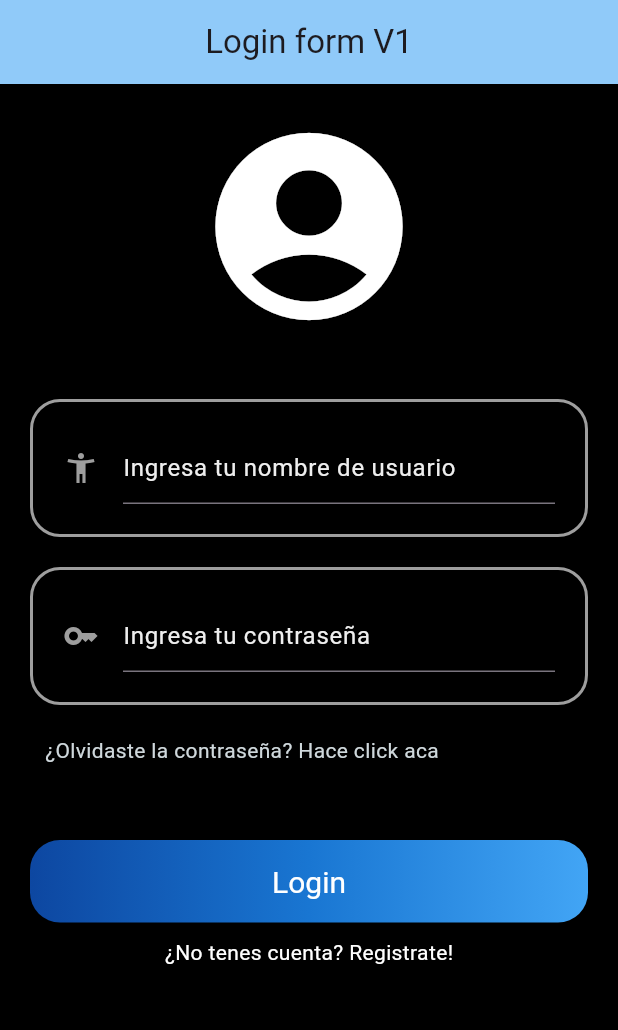
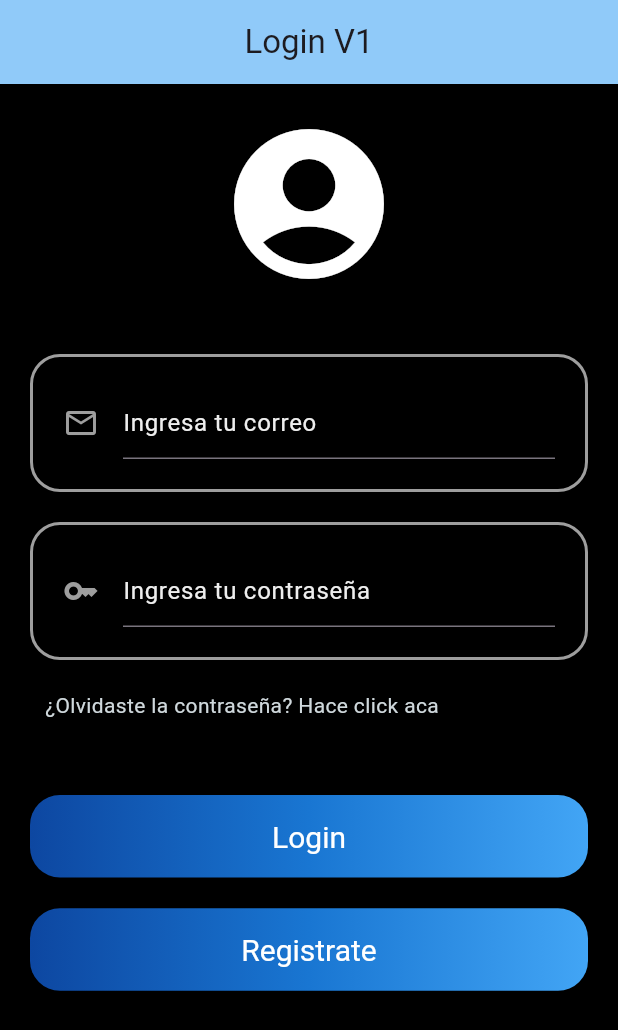
Before and after one commit to lautaro2034/tp3, a Flutter app: the screen it shows after launch, on a phone screen of 412 x 824 dp. Shown: the top 1030 px of the screen. Run offline on Flutter 3.47's test engine with Material 3 defaults, Android fonts, the phone set to English and light mode, and no system bars; our stand-ins replace firebase_core, go_router, google_nav_bar, table_calendar; missing offline and left inert: booking_calendar; accounts and stored records are empty.

Commit message:
firebase_ok

```diff
--- a/lib/main.dart
+++ b/lib/main.dart
@@ -3,7 +3,6 @@ import 'package:flutter/material.dart';
 import 'package:intl/date_symbol_data_local.dart';
 import 'package:intl/intl.dart';
 import 'package:firebase_core/firebase_core.dart';
-import 'package:firebase_auth/firebase_auth.dart';
 import 'firebase_options.dart';
 
 // ...
@@ -12,10 +11,10 @@ Future<void> main() async {
   Intl.defaultLocale = 'es_ES';
   initializeDateFormatting("es_ES");
 
+  WidgetsFlutterBinding.ensureInitialized();
   await Firebase.initializeApp(
     options: DefaultFirebaseOptions.currentPlatform,
   );
-
   runApp(const MainApp());
 }
 
--- a/lib/presentations/screens/login.dart
+++ b/lib/presentations/screens/login.dart
@@ -1,4 +1,5 @@
 import 'package:app_de_estacionamiento/presentations/screens/home.dart';
+import 'package:app_de_estacionamiento/presentations/screens/registracion.dart';
 import 'package:app_de_estacionamiento/presentations/widgets/input_text_login.dart';
 import 'package:flutter/material.dart';
 import 'package:go_router/go_router.dart';
@@ -19,15 +20,15 @@ class Login extends StatelessWidget {
             const Icon(
               Icons.account_circle_rounded,
               color: Colors.white,
-              size: 150,
+              size: 120,
             ),
 
             const SizedBox(height: 40),
 
-            //USERNAME
+            //EMAIL
             const InputTextLogin(
-                hintText: 'Ingresa tu nombre de usuario',
-                icon: Icon(Icons.accessibility_new_sharp)),
+                hintText: 'Ingresa tu correo',
+                icon: Icon(Icons.email_outlined)),
 
             //PASSWORD
             const InputTextLogin(
@@ -65,13 +66,37 @@ class Login extends StatelessWidget {
                   child: const Text('Login')),
             ),
 
-            Container(
+            SizedBox(
+              height: 20.5,
+            ),
+
+            /*Container(
               margin: const EdgeInsets.only(top: 10),
               alignment: Alignment.center,
               child: const Text('¿No tenes cuenta? Registrate!',
                   style: TextStyle(
                     color: Colors.white,
                   )),
+            ),*/
+
+            Container(
+              decoration: BoxDecoration(
+                  borderRadius: BorderRadius.circular(20),
+                  gradient: const LinearGradient(colors: <Color>[
+                    Color(0xFF0D47A1),
+                    Color(0xFF1976D2),
+                    Color(0xFF42A5F5),
+                  ])),
+              child: TextButton(
+                  style: TextButton.styleFrom(
+                    foregroundColor: Colors.white,
+                    padding: const EdgeInsets.all(16.0),
+                    textStyle: const TextStyle(fontSize: 20),
+                  ),
+                  onPressed: () {
+                    context.goNamed(Registracion.name);
+                  },
+                  child: const Text('Registrate')),
             ),
           ],
         ),
@@ -81,7 +106,7 @@ class Login extends StatelessWidget {
 
   AppBar _buildAppBar() {
     return AppBar(
-      title: const Text('Login form V1'),
+      title: const Text('Login V1'),
       centerTitle: true,
       backgroundColor: Colors.blue[200],
     );
--- a/lib/presentations/widgets/drawer_menu_lateral.dart
+++ b/lib/presentations/widgets/drawer_menu_lateral.dart
@@ -79,7 +79,6 @@ class DrawerMenuLateral extends StatelessWidget {
                 Icons.logout,
                 color: Colors.white,
               ),
-
               title: Text(
                 'Cerrar Sesión',
                 style: TextStyle(color: Colors.white),
--- a/lib/presentations/widgets/my_bottom_navbar.dart
+++ b/lib/presentations/widgets/my_bottom_navbar.dart
@@ -48,6 +48,5 @@ class MyButtomNavbar extends StatelessWidget {
             ),
           ],
         ));
-
   }
 }
--- a/lib/utils.dart
+++ b/lib/utils.dart
@@ -27,8 +27,8 @@ final _kEventSource = Map.fromIterable(List.generate(50, (index) => index),
         item % 4 + 1, (index) => Event('Event $item | ${index + 1}')))
   ..addAll({
     kToday: [
-     const Event('Today\'s Event 1'),
-     const Event('Today\'s Event 2'),
+      const Event('Today\'s Event 1'),
+      const Event('Today\'s Event 2'),
     ],
   });
 
--- a/pubspec.yaml
+++ b/pubspec.yaml
@@ -11,6 +11,7 @@ dependencies:
   booking_calendar: ^1.1.10
   firebase_admin: ^0.2.0
   firebase_auth: ^4.19.5
+  firebase_core: ^2.31.0
   flutter:
     sdk: flutter
   flutter_neumorphic: ^3.2.0
```
Also changed, not shown: lib/presentations/screens/screen_menu_lateral.dart (+2 -7 lines), lib/presentations/widgets/input_text_login.dart (+2 -5 lines), pubspec.lock. Lines whose indentation alone changed are shown as unchanged.
